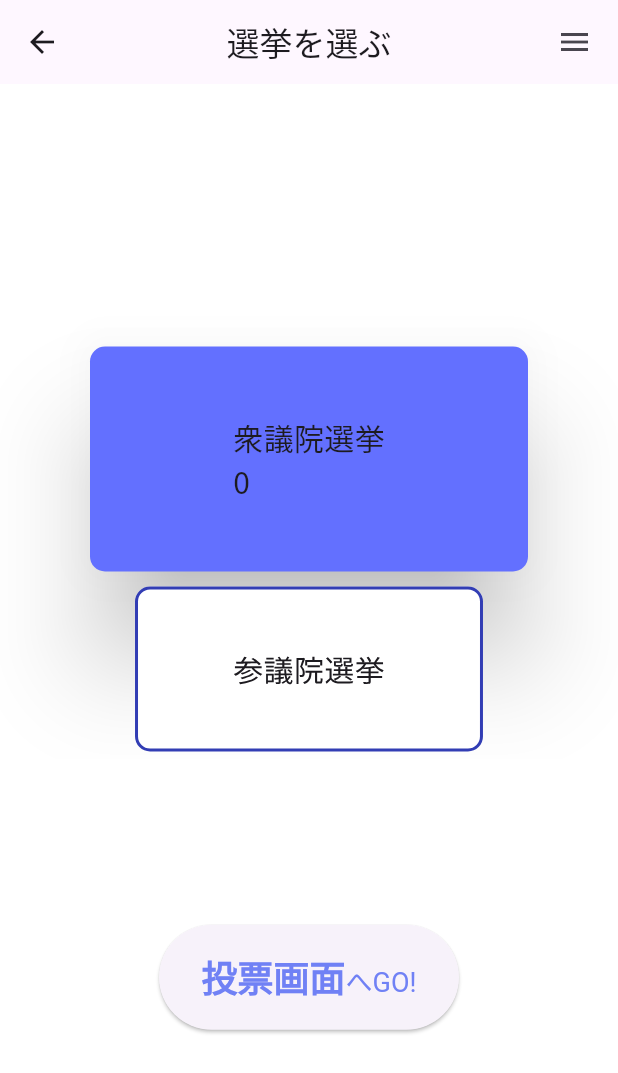
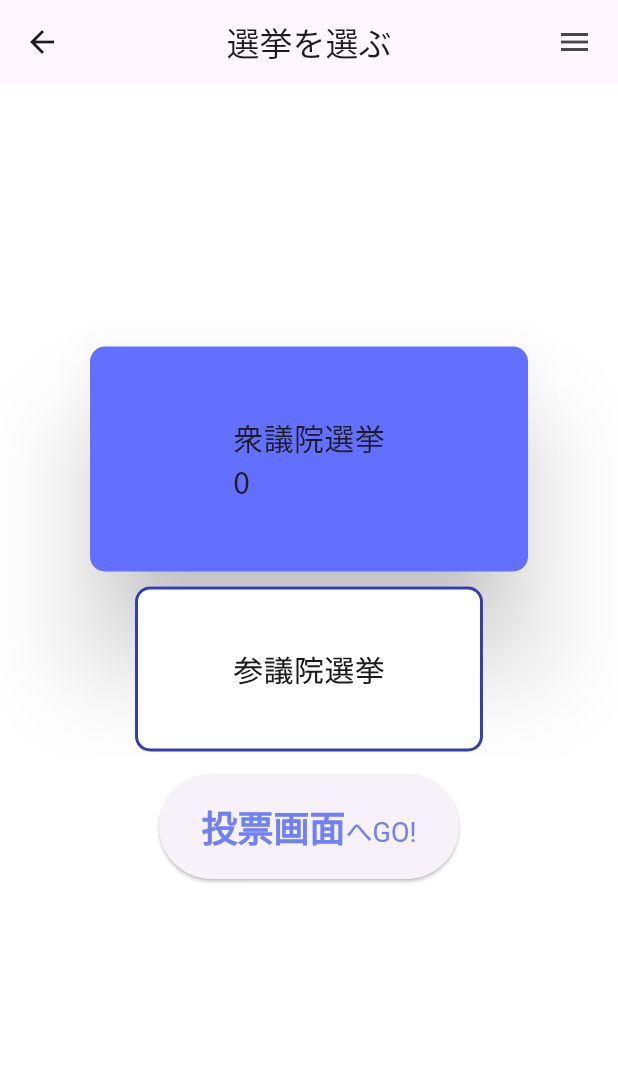
Before and after one commit to yambaru-hackathon/Group-6, a Flutter app: the ElectionList screen opened directly, on a phone screen of 412 x 824 dp. Shown: the top 1073 px of the screen. Run offline on Flutter 3.47's test engine with Material 3 defaults, Android fonts, the phone set to English and light mode, and no system bars; our stand-ins replace camera, cloud_firestore, firebase_auth, firebase_core, flutter_riverpod, riverpod_annotation and 1 more; missing offline and left inert: navigator_scope; accounts and stored records are empty; generated files the repository leaves out were written again.

Commit message:
スタイル再調整

```diff
--- a/lib/screen/election/election_list.dart
+++ b/lib/screen/election/election_list.dart
@@ -120,6 +120,7 @@ class _ElectionListState extends ConsumerState<ElectionList> {
         width: MediaQuery.of(context).size.width,
         height: MediaQuery.of(context).size.height,
         color: Color.fromARGB(255, 255, 255, 255),
+        child: ClipRect(
           child: Column(
           //          mainAxisAlignment: MainAxisAlignment.center,
             children: <Widget>[
@@ -298,7 +299,7 @@ class _ElectionListState extends ConsumerState<ElectionList> {
                 ]),
               ),
               Container(
-              padding: const EdgeInsets.only(top: 110.5),
+                padding: const EdgeInsets.all(10),
                 child: SizedBox(
                   width: 200,
                   height: 70,
@@ -332,6 +333,7 @@ class _ElectionListState extends ConsumerState<ElectionList> {
             ],
           ),
         ),
+      ),
     );
   }
 
```
Lines whose indentation alone changed are shown as unchanged.
